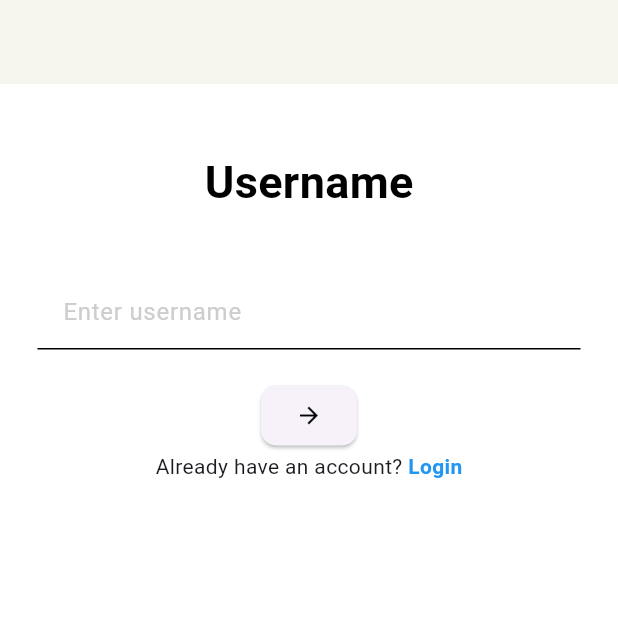
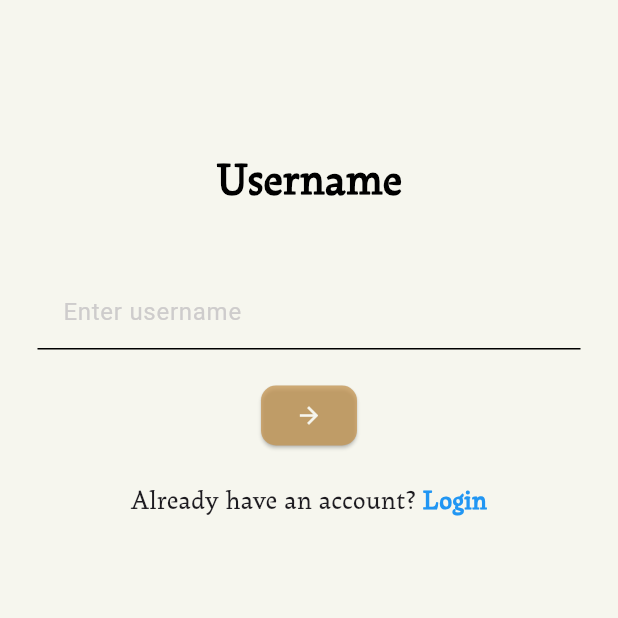
Before and after one commit to SokatiKEO2/Joub_Jum, a Flutter app: the screen it shows after launch, on a phone screen of 412 x 824 dp, the top half of it. Run offline on Flutter 3.47's test engine with Material 3 defaults, Android fonts, the phone set to English and light mode, and no system bars; our stand-ins replace cloud_firestore, firebase_auth, firebase_core, flutter_rating_bar, flutter_svg, fluttertoast and 4 more; missing offline and left inert: flutter_polyline_points; accounts and stored records are empty; project files that could hold a hidden picture were left out.

```diff
--- a/lib/pages/auth_pages/username.dart
+++ b/lib/pages/auth_pages/username.dart
@@ -1,8 +1,7 @@
 import 'package:flutter/material.dart';
 import 'package:joub_jum/consts.dart';
 import 'package:joub_jum/pages/auth_pages/phone_num.dart';
-
-import '../../widgets/auth_widgets.dart';
+import 'package:joub_jum/widgets/auth_widgets.dart';
 
 class Username extends StatefulWidget {
   const Username({super.key});
@@ -13,20 +12,48 @@ class Username extends StatefulWidget {
 
 class _UsernameState extends State<Username> {
   final usernameController = TextEditingController();
+  String? warningMessage;
+  Color borderColor = Colors.black;
+
+  @override
+  void initState() {
+    super.initState();
+    usernameController.addListener(_onTextChanged);
+  }
+
+  @override
+  void dispose() {
+    usernameController.removeListener(_onTextChanged);
+    usernameController.dispose();
+    super.dispose();
+  }
+
+  void _onTextChanged() {
+    if (usernameController.text.isNotEmpty && warningMessage != null) {
+      setState(() {
+        warningMessage = null;
+        borderColor = Colors.black;
+      });
+    }
+  }
 
   void _clickedButton() {
-    navigateToNextScreen(context, PhoneNum(username: usernameController.text));
+    setState(() {
+      if (usernameController.text.isEmpty) {
+        warningMessage = "Please enter a username.";
+        borderColor = Colors.red;
+      } else {
+        warningMessage = null;
+        navigateToNextScreen(context, PhoneNum(username: usernameController.text));
+      }
+    });
   }
 
   @override
   Widget build(BuildContext context) {
     return Scaffold(
-      appBar: AppBar(
-        backgroundColor: bodyColor,
-        elevation: 0,
-      ),
-      extendBodyBehindAppBar: true,
-      backgroundColor: Colors.white,
+      backgroundColor: bodyColor,
+      resizeToAvoidBottomInset: true, // This makes the scaffold resize when the keyboard is present
       body: Column(
         children: [
           const SizedBox(
@@ -35,44 +62,54 @@ class _UsernameState extends State<Username> {
           const Text(
             'Username',
             style: TextStyle(
-                color: Colors.black, fontSize: 30, fontWeight: FontWeight.w600),
+                color: Colors.black,
+                fontSize: 30,
+                fontWeight: FontWeight.w600,
+                fontFamily: mainFont),
           ),
           Container(
             margin: const EdgeInsets.only(top: 40, left: 25, right: 25),
             child: TextField(
               controller: usernameController,
-              keyboardType: TextInputType.phone, // Phone keyboard
-              decoration: const InputDecoration(
+              keyboardType: TextInputType.text, // Text keyboard
+              decoration: InputDecoration(
                 filled: true,
-                fillColor: Colors.white,
-                contentPadding: EdgeInsets.all(13),
+                fillColor: bodyColor,
+                contentPadding: const EdgeInsets.all(13),
                 hintText: 'Enter username',
-                hintStyle: TextStyle(color: Color(0xffcecccc)),
+                hintStyle: const TextStyle(color: Color(0xffcecccc)),
                 enabledBorder: UnderlineInputBorder(
-                  borderSide: BorderSide(color: Colors.black),
+                  borderSide: BorderSide(color: borderColor),
                 ),
-                focusedBorder: UnderlineInputBorder(
+                focusedBorder: const UnderlineInputBorder(
                     borderSide: BorderSide(color: Colors.blue, width: 2)),
               ),
             ),
           ),
-          const SizedBox(
-            height: 20.0,
-          ),
+          if (warningMessage != null) // Conditionally show the warning
+            Padding(
+              padding: const EdgeInsets.only(top: 10.0),
+              child: Text(
+                warningMessage!,
+                style: const TextStyle(color: Colors.red, fontSize: 14.0, fontFamily: mainFont),
+              ),
+            ),
+          const SizedBox(height: 20.0,),
           ElevatedButton(
             onPressed: _clickedButton,
             style: ElevatedButton.styleFrom(
+              backgroundColor: appBarColor,
               shape: RoundedRectangleBorder(
                   borderRadius: BorderRadius.circular(10.0)),
               padding:
-                  const EdgeInsets.symmetric(horizontal: 10.0, vertical: 5.0),
+              const EdgeInsets.symmetric(horizontal: 10.0, vertical: 5.0),
             ),
             child: const Icon(
               Icons.arrow_forward,
-              color: Colors.black,
+              color: bodyColor,
             ),
           ),
-          buildAlreadyHaveAnAccount(context),
+          buildAlreadyHaveAnAccount(context)
         ],
       ),
     );
--- a/lib/pages/menu_bar_pages/account.dart
+++ b/lib/pages/menu_bar_pages/account.dart
@@ -99,7 +99,7 @@ class _AccountPageState extends State<AccountPage> {
                     maxRadius: 60,
                     backgroundColor: Colors.black,
                     backgroundImage: NetworkImage(
-                        "https://en.vogue.me/wp-content/uploads/2022/03/Nicki-Minaj-Barbie-diamond-necklace-Ashna-Mehta.jpg"),
+                        "https://upload.wikimedia.org/wikipedia/commons/7/7c/Profile_avatar_placeholder_large.png?20150327203541"),
                   ),
             Positioned(
               bottom: -10,
--- a/lib/widgets/auth_widgets.dart
+++ b/lib/widgets/auth_widgets.dart
@@ -165,11 +165,11 @@ class AltAuthRow extends StatelessWidget {
 }
 Padding buildAlreadyHaveAnAccount(BuildContext context) {
   return Padding(
-    padding: const EdgeInsets.only(bottom: 20.0),
+    padding: const EdgeInsets.only(top: 20.0),
     child: Row(
       mainAxisAlignment: MainAxisAlignment.center,
       children: [
-        const Text("Already have an account? "),
+        const Text("Already have an account? ", style: TextStyle(fontFamily: mainFont, fontSize: 18),),
         GestureDetector(
           onTap: () {
             navigateToNextScreen(context, const LoginPage());
@@ -179,6 +179,8 @@ Padding buildAlreadyHaveAnAccount(BuildContext context) {
             style: TextStyle(
               color: Colors.blue,
               fontWeight: FontWeight.bold,
+              fontFamily: mainFont,
+              fontSize: 18,
             ),
           ),
         ),
```
Also changed, not shown: lib/pages/auth_pages/login_screen.dart (+13 -10 lines), lib/pages/auth_pages/phone_num.dart (+56 -21 lines), lib/pages/auth_pages/register_screen.dart (+12 -12 lines).
